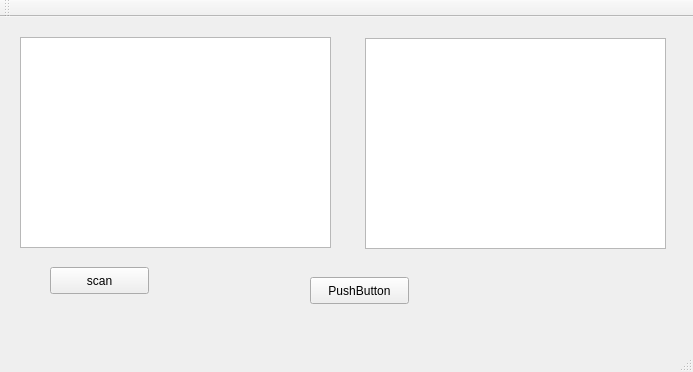
Before: the Qt Designer form mainwindow.ui in MohamedA-M-Hassan/tiny-language-scanner-Compilers-using-QT, drawn with Qt 5.
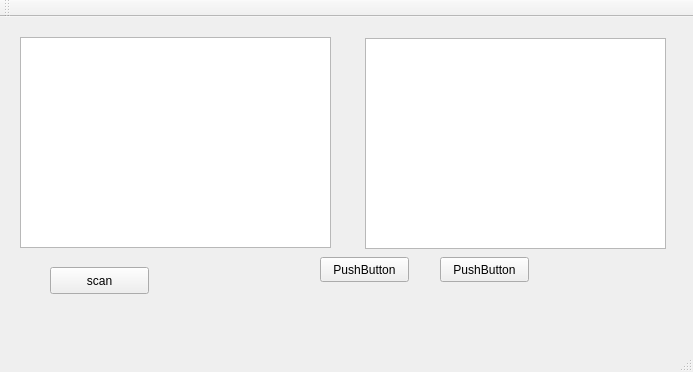
After: the same form once the commit is applied.

Commit message: print the o/p in textBrowser using append function

What changed in the file:
```diff
--- a/mainwindow.ui
+++ b/mainwindow.ui
@@ -50,10 +50,23 @@
    <widget class="QPushButton" name="pushButton_2">
     <property name="geometry">
      <rect>
-      <x>310</x>
-      <y>260</y>
-      <width>99</width>
-      <height>27</height>
+      <x>320</x>
+      <y>240</y>
+      <width>89</width>
+      <height>25</height>
+     </rect>
+    </property>
+    <property name="text">
+     <string>PushButton</string>
+    </property>
+   </widget>
+   <widget class="QPushButton" name="pushButton_3">
+    <property name="geometry">
+     <rect>
+      <x>440</x>
+      <y>240</y>
+      <width>89</width>
+      <height>25</height>
      </rect>
     </property>
     <property name="text">
```
The commit also changes 2 other files.
